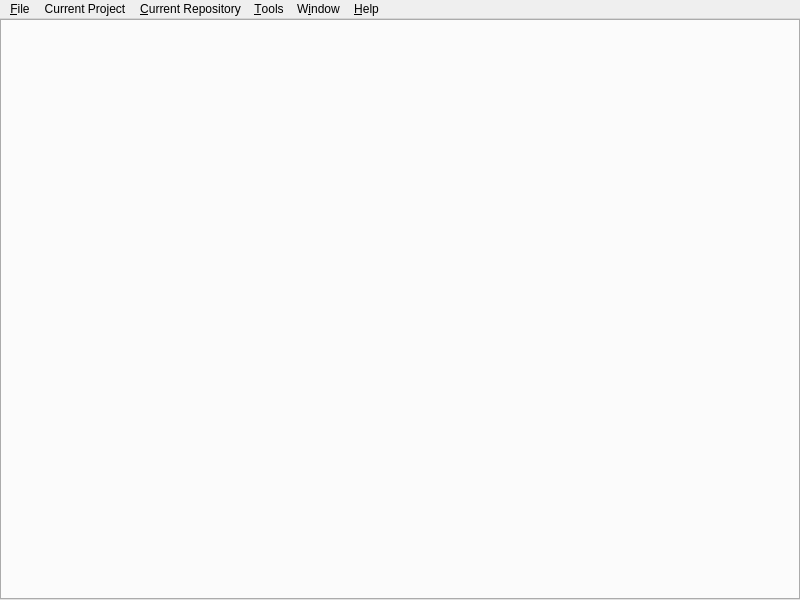
Old version of the form src/mainwindow.ui in the repository feelx88/git-qui.
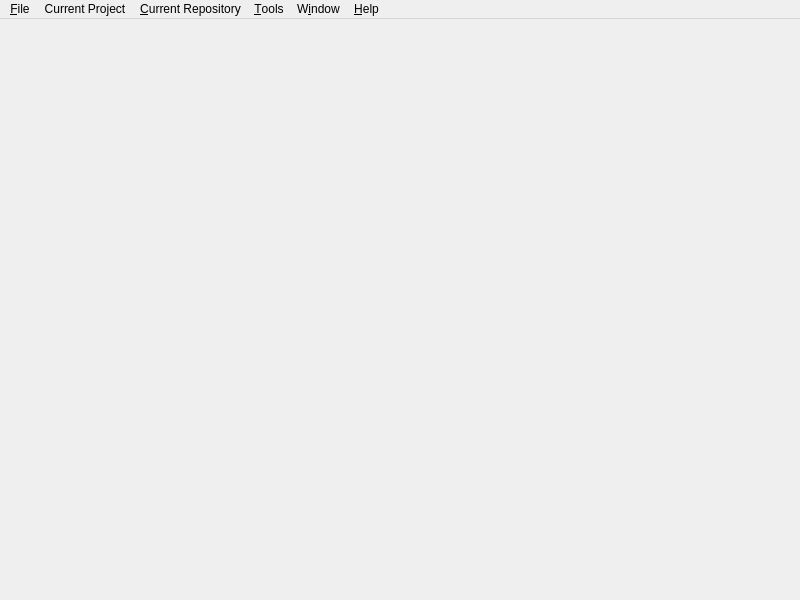
New version of the form. Icons and pictures are not drawn.

What changed in the file:
```diff
--- a/src/mainwindow.ui
+++ b/src/mainwindow.ui
@@ -37,19 +37,6 @@
     <property name="bottomMargin">
      <number>0</number>
     </property>
-    <item>
-     <widget class="QTabWidget" name="tabWidget">
-      <property name="tabsClosable">
-       <bool>true</bool>
-      </property>
-      <property name="movable">
-       <bool>true</bool>
-      </property>
-      <property name="tabBarAutoHide">
-       <bool>true</bool>
-      </property>
-     </widget>
-    </item>
    </layout>
   </widget>
   <widget class="QMenuBar" name="menubar">
```
Left out of the diff: 2 changed lines with no effect on the pictures.
